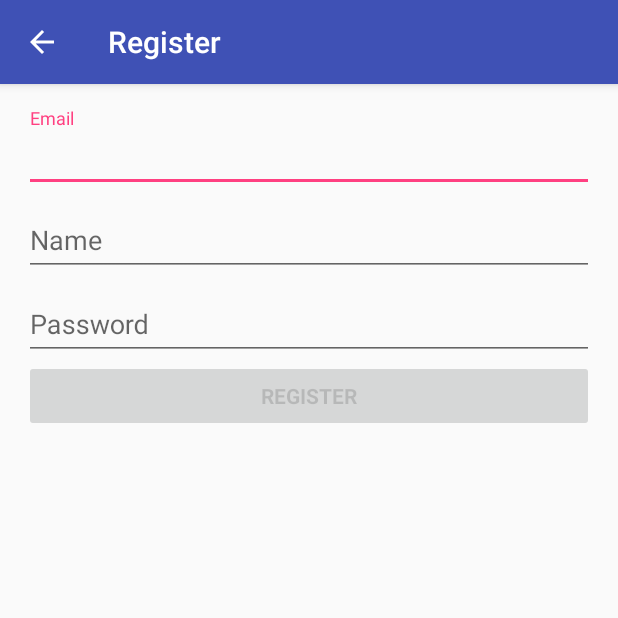
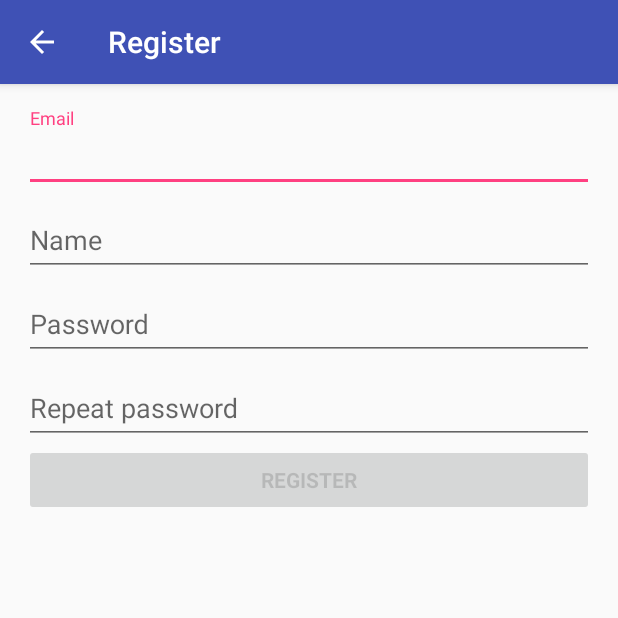
Before and after one commit to pkalauner-tgm/dezsys12-mobile-chat, an Android app: the RegisterActivity screen opened directly, with no data from a screen before it, on a phone screen of 412 x 824 dp, the top half of it. Run offline under Robolectric (Android 15) with nearby library versions, the phone set to English and light mode, and no system bars; libraries missing offline, so code that uses them is left out: com.loopj.android, cz.msebera.android; 2 statements that could not run were skipped.

Commit message:
second password field

```diff
--- a/client/app/src/main/java/at/kalauner/dezsys12/activities/LoginActivity.java
+++ b/client/app/src/main/java/at/kalauner/dezsys12/activities/LoginActivity.java
@@ -39,7 +39,6 @@ import org.apache.commons.codec.digest.DigestUtils;
 import org.json.JSONException;
 import org.json.JSONObject;
 
-import java.io.UnsupportedEncodingException;
 import java.util.ArrayList;
 import java.util.List;
 
--- a/client/app/src/main/java/at/kalauner/dezsys12/activities/RegisterActivity.java
+++ b/client/app/src/main/java/at/kalauner/dezsys12/activities/RegisterActivity.java
@@ -37,7 +37,6 @@ import org.apache.commons.codec.digest.DigestUtils;
 import org.json.JSONException;
 import org.json.JSONObject;
 
-import java.io.UnsupportedEncodingException;
 import java.util.ArrayList;
 import java.util.List;
 
@@ -66,6 +65,7 @@ public class RegisterActivity extends AppCompatActivity implements LoaderCallbac
     // UI references.
     private AutoCompleteTextView mEmailView;
     private EditText mPasswordView;
+    private EditText mPasswordView2;
     private EditText mNameView;
     private TextView mstatusText;
     private View mProgressView;
@@ -82,9 +82,10 @@ public class RegisterActivity extends AppCompatActivity implements LoaderCallbac
         populateAutoComplete();
 
         mPasswordView = (EditText) findViewById(R.id.password);
+        mPasswordView2 = (EditText) findViewById(R.id.password2);
         mNameView = (EditText) findViewById(R.id.name);
         mstatusText = (TextView) findViewById(R.id.statusText);
-        mPasswordView.setOnEditorActionListener(new TextView.OnEditorActionListener() {
+        mPasswordView2.setOnEditorActionListener(new TextView.OnEditorActionListener() {
             @Override
             public boolean onEditorAction(TextView textView, int id, KeyEvent keyEvent) {
                 if (id == R.id.register || id == EditorInfo.IME_NULL) {
@@ -187,6 +188,12 @@ public class RegisterActivity extends AppCompatActivity implements LoaderCallbac
         if (TextUtils.isEmpty(password) || !Validation.isPasswordValid(password)) {
             mPasswordView.setError(getString(R.string.error_invalid_password));
             focusView = mPasswordView;
+            cancel = true;
+        }
+
+        if (!password.equals(mPasswordView2.getText().toString())) {
+            mPasswordView2.setError(getString(R.string.passwords_nomatch));
+            focusView = mPasswordView2;
             cancel = true;
         }
 
--- a/client/app/src/main/java/at/kalauner/dezsys12/activities/listener/MessageHandler.java
+++ b/client/app/src/main/java/at/kalauner/dezsys12/activities/listener/MessageHandler.java
@@ -1,6 +1,5 @@
 package at.kalauner.dezsys12.activities.listener;
 
-import android.app.Activity;
 import android.content.Context;
 import android.util.Log;
 import android.widget.Toast;
@@ -12,7 +11,6 @@ import org.json.JSONArray;
 import org.json.JSONException;
 import org.json.JSONObject;
 
-import java.io.UnsupportedEncodingException;
 import java.util.Observable;
 
 import at.kalauner.dezsys12.connection.CustomRestClient;
@@ -26,8 +24,8 @@ import cz.msebera.android.httpclient.entity.StringEntity;
  * @version 20160228.1
  */
 public class MessageHandler extends Observable {
+    public static final String DEFAULT_CHATROOM = "Default";
     private static final String TAG = "MessageHandler";
-    private static final String DEFAULT_CHATROOM = "Default";
     private Context context;
     private volatile boolean polling;
     private int lastMessageId;
--- a/client/app/src/main/res/layout/activity_register.xml
+++ b/client/app/src/main/res/layout/activity_register.xml
@@ -73,13 +73,30 @@
                     android:layout_width="match_parent"
                     android:layout_height="wrap_content"
                     android:hint="@string/prompt_password"
+                    android:imeOptions="actionNext"
+                    android:inputType="textPassword"
+                    android:maxLines="1"
+                    android:nextFocusDown="@+id/password2"
+                    android:singleLine="true" />
+
+            </android.support.design.widget.TextInputLayout>
+
+            <android.support.design.widget.TextInputLayout
+                android:layout_width="match_parent"
+                android:layout_height="wrap_content">
+
+                <EditText
+                    android:id="@+id/password2"
+                    android:layout_width="match_parent"
+                    android:layout_height="wrap_content"
+                    android:layout_gravity="center_horizontal"
+                    android:hint="@string/prompt_password_repeat"
                     android:imeActionId="@+id/register"
                     android:imeActionLabel="@string/action_register"
                     android:imeOptions="actionUnspecified"
                     android:inputType="textPassword"
                     android:maxLines="1"
                     android:singleLine="true" />
-
             </android.support.design.widget.TextInputLayout>
 
             <Button
@@ -87,9 +104,9 @@
                 style="?android:textAppearanceSmall"
                 android:layout_width="match_parent"
                 android:layout_height="wrap_content"
+                android:enabled="false"
                 android:text="@string/action_register"
-                android:textStyle="bold"
-                android:enabled="false"/>
+                android:textStyle="bold" />
 
             <TextView
                 android:id="@+id/statusText"
--- a/client/app/src/main/res/values/strings.xml
+++ b/client/app/src/main/res/values/strings.xml
@@ -24,4 +24,6 @@
     <string name="chatroom">Chatroom</string>
     <string name="switch_chatroom_message">Enter the name of the chatroom you want to join/create.</string>
     <string name="welcome_to_chatroom">Welcome to Chatroom</string>
+    <string name="prompt_password_repeat">Repeat password</string>
+    <string name="passwords_nomatch">Passwords do not match</string>
 </resources>
```
Also changed, not shown: client/app/src/main/java/at/kalauner/dezsys12/activities/ChatActivity.java (+8 -11 lines).
